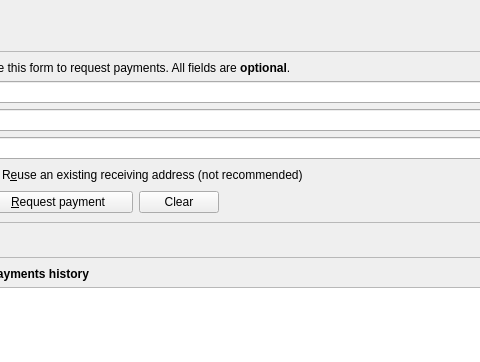
Qt form src/qt/forms/receivecoinsdialog.ui (NeuraiProject/Neurai) before a commit; both pictures show x 136 to 616 and y 0 to 362 of the 872 by 887 pixel window.
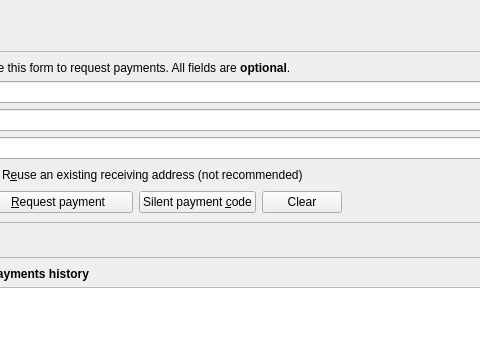
The same form after that commit. Icons and pictures are not drawn. Custom widgets are drawn as their Qt base class.

Commit message: wallet: add NIP-047 silent payments over ECDSA v3

The edit to the form file:
```diff
--- a/src/qt/forms/receivecoinsdialog.ui
+++ b/src/qt/forms/receivecoinsdialog.ui
@@ -163,6 +163,19 @@
               </property>
              </widget>
             </item>
+            <item>
+             <widget class="QPushButton" name="silentCodeButton">
+              <property name="toolTip">
+               <string>Show the reusable silent payment code of this wallet. Every payment to it arrives at a new address that only this wallet links to the code.</string>
+              </property>
+              <property name="text">
+               <string>Silent payment &amp;code</string>
+              </property>
+              <property name="autoDefault">
+               <bool>false</bool>
+              </property>
+             </widget>
+            </item>
             <item>
              <widget class="QPushButton" name="clearButton">
               <property name="sizePolicy">
```
The commit also changes 52 other files.
